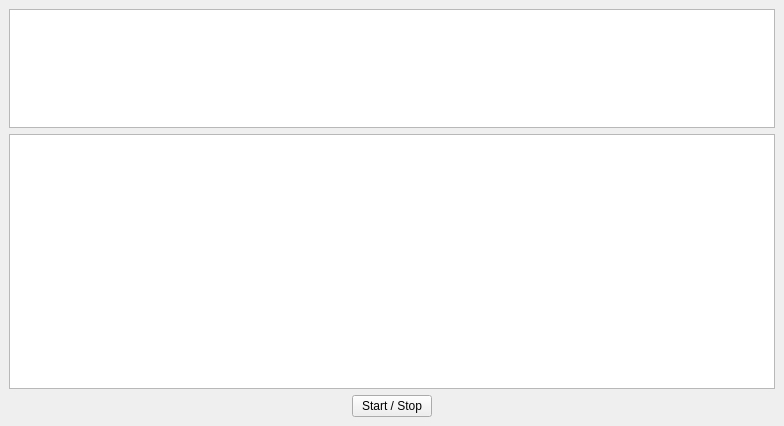
This is NetLabs/lab11_pal_tv_signal/mainwindow.ui in brunql/StudentLabs as Qt 5 draws it before an edit. The edited form follows.
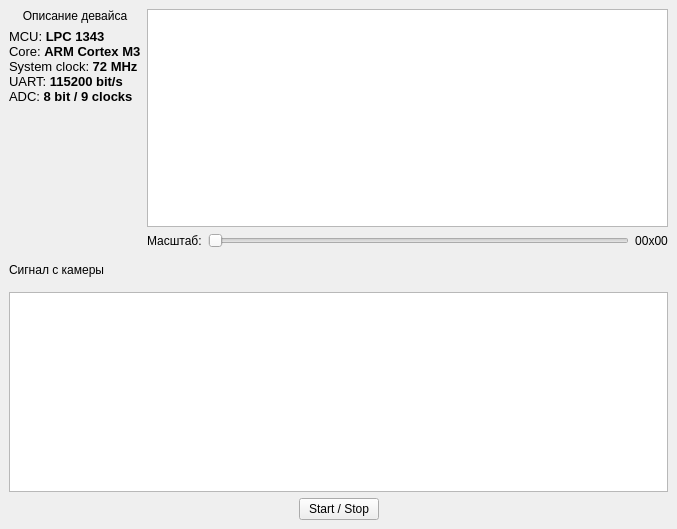
This is the edited form.

Commit message: Added scale slider and info about device to main window

```diff
--- a/NetLabs/lab11_pal_tv_signal/mainwindow.ui
+++ b/NetLabs/lab11_pal_tv_signal/mainwindow.ui
@@ -6,22 +6,130 @@
    <rect>
     <x>0</x>
     <y>0</y>
-    <width>784</width>
-    <height>426</height>
+    <width>677</width>
+    <height>529</height>
    </rect>
   </property>
   <property name="windowTitle">
    <string>Lab #11. Оцифровка аналогового видео сигнала с камеры</string>
   </property>
   <widget class="QWidget" name="centralwidget">
-   <layout class="QVBoxLayout" name="verticalLayout">
+   <layout class="QVBoxLayout" name="verticalLayout_5">
+    <item>
+     <layout class="QHBoxLayout" name="horizontalLayout_3">
+      <item>
+       <layout class="QVBoxLayout" name="verticalLayout_3">
+        <item>
+         <widget class="QLabel" name="label_3">
+          <property name="sizePolicy">
+           <sizepolicy hsizetype="Preferred" vsizetype="Maximum">
+            <horstretch>0</horstretch>
+            <verstretch>0</verstretch>
+           </sizepolicy>
+          </property>
+          <property name="text">
+           <string>Описание девайса</string>
+          </property>
+          <property name="alignment">
+           <set>Qt::AlignHCenter|Qt::AlignTop</set>
+          </property>
+         </widget>
+        </item>
+        <item>
+         <widget class="QLabel" name="label">
+          <property name="text">
+           <string>&lt;!DOCTYPE HTML PUBLIC &quot;-//W3C//DTD HTML 4.0//EN&quot; &quot;http://www.w3.org/TR/REC-html40/strict.dtd&quot;&gt;
+&lt;html&gt;&lt;head&gt;&lt;meta name=&quot;qrichtext&quot; content=&quot;1&quot; /&gt;&lt;style type=&quot;text/css&quot;&gt;
+p, li { white-space: pre-wrap; }
+&lt;/style&gt;&lt;/head&gt;&lt;body style=&quot; font-family:'Sans'; font-size:10pt; font-weight:400; font-style:normal;&quot;&gt;
+&lt;p style=&quot; margin-top:0px; margin-bottom:0px; margin-left:0px; margin-right:0px; -qt-block-indent:0; text-indent:0px;&quot;&gt;MCU: &lt;span style=&quot; font-weight:600;&quot;&gt;LPC 1343&lt;/span&gt;&lt;/p&gt;
+&lt;p style=&quot; margin-top:0px; margin-bottom:0px; margin-left:0px; margin-right:0px; -qt-block-indent:0; text-indent:0px;&quot;&gt;Core: &lt;span style=&quot; font-weight:600;&quot;&gt;ARM Cortex M3&lt;/span&gt;&lt;/p&gt;
+&lt;p style=&quot; margin-top:0px; margin-bottom:0px; margin-left:0px; margin-right:0px; -qt-block-indent:0; text-indent:0px;&quot;&gt;System clock: &lt;span style=&quot; font-weight:600;&quot;&gt;72 MHz&lt;/span&gt;&lt;/p&gt;
+&lt;p style=&quot; margin-top:0px; margin-bottom:0px; margin-left:0px; margin-right:0px; -qt-block-indent:0; text-indent:0px;&quot;&gt;UART: &lt;span style=&quot; font-weight:600;&quot;&gt;115200 bit/s&lt;/span&gt;&lt;/p&gt;
+&lt;p style=&quot; margin-top:0px; margin-bottom:0px; margin-left:0px; margin-right:0px; -qt-block-indent:0; text-indent:0px;&quot;&gt;ADC: &lt;span style=&quot; font-weight:600;&quot;&gt;8 bit / 9 clocks&lt;/span&gt;&lt;/p&gt;&lt;/body&gt;&lt;/html&gt;</string>
+          </property>
+          <property name="alignment">
+           <set>Qt::AlignLeading|Qt::AlignLeft|Qt::AlignTop</set>
+          </property>
+          <property name="wordWrap">
+           <bool>true</bool>
+          </property>
+         </widget>
+        </item>
+       </layout>
+      </item>
+      <item>
+       <layout class="QVBoxLayout" name="verticalLayout_4">
     <item>
      <widget class="QGraphicsView" name="graphViewImage"/>
     </item>
     <item>
+         <layout class="QVBoxLayout" name="verticalLayout">
+          <item>
+           <layout class="QHBoxLayout" name="horizontalLayout_2">
+            <item>
+             <widget class="QLabel" name="labelScale">
+              <property name="text">
+               <string>Масштаб:</string>
+              </property>
+             </widget>
+            </item>
+            <item>
+             <widget class="QSlider" name="horSliderScale">
+              <property name="minimum">
+               <number>1</number>
+              </property>
+              <property name="maximum">
+               <number>10</number>
+              </property>
+              <property name="singleStep">
+               <number>1</number>
+              </property>
+              <property name="pageStep">
+               <number>1</number>
+              </property>
+              <property name="value">
+               <number>1</number>
+              </property>
+              <property name="tracking">
+               <bool>true</bool>
+              </property>
+              <property name="orientation">
+               <enum>Qt::Horizontal</enum>
+              </property>
+             </widget>
+            </item>
+            <item>
+             <widget class="QLabel" name="labelScaleXY">
+              <property name="text">
+               <string>00x00</string>
+              </property>
+              <property name="alignment">
+               <set>Qt::AlignCenter</set>
+              </property>
+             </widget>
+            </item>
+           </layout>
+          </item>
+         </layout>
+        </item>
+       </layout>
+      </item>
+     </layout>
+    </item>
+    <item>
+     <layout class="QVBoxLayout" name="verticalLayout_2">
+      <item>
+       <widget class="QLabel" name="label_2">
+        <property name="text">
+         <string>Сигнал с камеры</string>
+        </property>
+       </widget>
+      </item>
+      <item>
      <widget class="QGraphicsView" name="graphViewOscilloscope">
       <property name="sizePolicy">
-       <sizepolicy hsizetype="Expanding" vsizetype="Fixed">
+         <sizepolicy hsizetype="Expanding" vsizetype="MinimumExpanding">
         <horstretch>0</horstretch>
         <verstretch>0</verstretch>
        </sizepolicy>
@@ -29,16 +137,18 @@
       <property name="minimumSize">
        <size>
         <width>0</width>
-        <height>255</height>
+          <height>10</height>
        </size>
       </property>
       <property name="maximumSize">
        <size>
         <width>16777215</width>
-        <height>255</height>
+          <height>200</height>
        </size>
       </property>
      </widget>
+      </item>
+     </layout>
     </item>
     <item>
      <layout class="QHBoxLayout" name="horizontalLayout">
```
Lines whose indentation alone changed are shown as unchanged. The commit also changes 3 other files.
